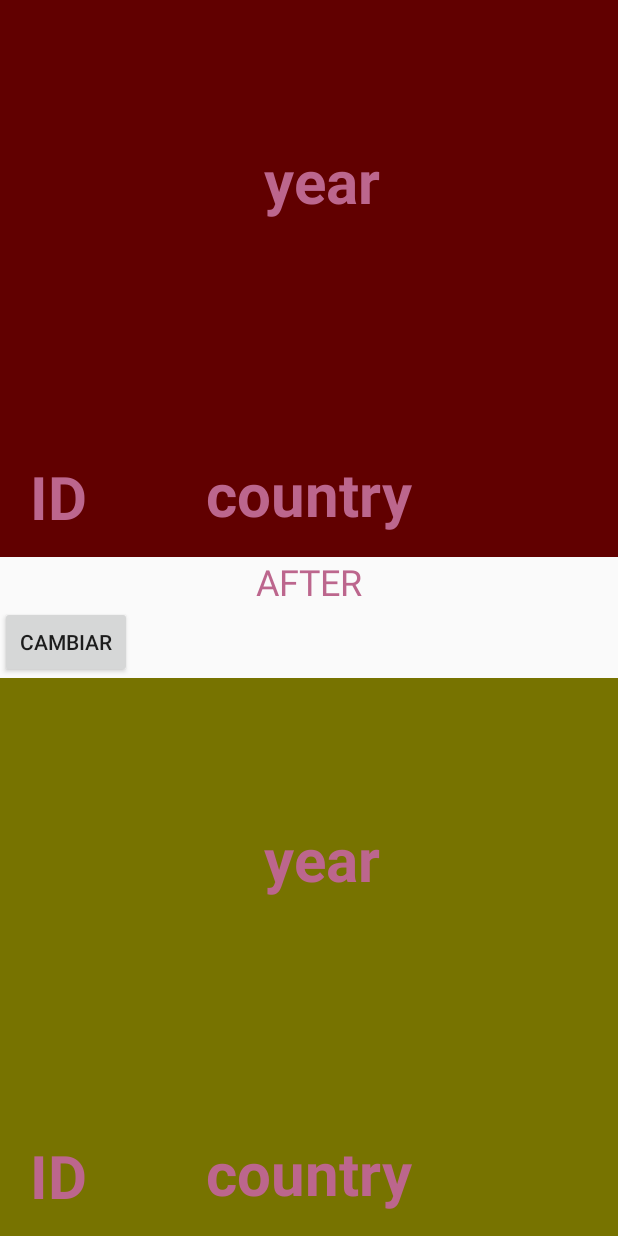
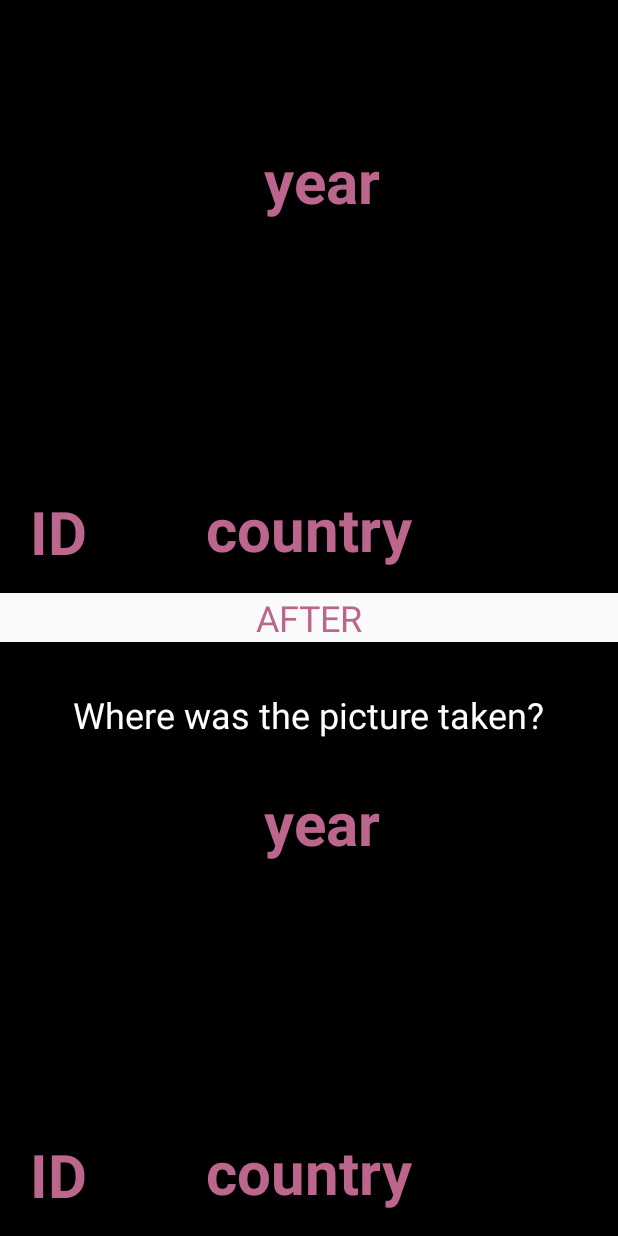
Before and after one commit to galvez306/AfterorBefore, an Android app: the GameActivity screen opened directly, with no data from a screen before it, after a tap on an icon or button, on a phone screen of 412 x 824 dp. Run offline under Robolectric (Android 15) with nearby library versions, the phone set to English and light mode, and no system bars; our stand-ins replace Firebase (no records; nobody signed in at launch, a user with empty details on screens opened directly); 3 statements that could not run were skipped; 1 other tap on this screen came first.

Commit message:
flags text added, background color changed and no important things done

```diff
--- a/app/src/main/java/com/creamcode/afterorbefore/GameActivity.java
+++ b/app/src/main/java/com/creamcode/afterorbefore/GameActivity.java
@@ -6,6 +6,7 @@ import androidx.fragment.app.Fragment;
 import androidx.fragment.app.FragmentTransaction;
 
 import android.content.Intent;
+import android.os.Build;
 import android.os.Bundle;
 import android.os.CountDownTimer;
 import android.os.Handler;
@@ -39,31 +40,17 @@ public class GameActivity extends AppCompatActivity implements GameView, Picture
 
     TextView tv_question;
 
-    //
-    Button btnCambiar;
-    //
-
-
     @Override
     protected void onCreate(Bundle savedInstanceState) {
         super.onCreate(savedInstanceState);
         setContentView(R.layout.activity_game);
+        FullScreencall();
 
         tv_question = findViewById(R.id.tv_question);
 
         gamePresenter = new GamePresenterImp(this);
         gamePresenter.getIds();
 
-        //
-        btnCambiar = findViewById(R.id.btn_cambiar);
-        btnCambiar.setOnClickListener(new View.OnClickListener() {
-            @Override
-            public void onClick(View view) {
-                pictureFragmentA.cargarFoto("5");
-            }
-        });
-
-        //
 
     }
 
@@ -108,4 +95,16 @@ public class GameActivity extends AppCompatActivity implements GameView, Picture
         tv_question.setText(question);
     }
 
+    public void FullScreencall() {
+        if(Build.VERSION.SDK_INT > 11 && Build.VERSION.SDK_INT < 19) { // lower api
+            View v = this.getWindow().getDecorView();
+            v.setSystemUiVisibility(View.GONE);
+        } else if(Build.VERSION.SDK_INT >= 19) {
+            //for new api versions.
+            View decorView = getWindow().getDecorView();
+            int uiOptions = View.SYSTEM_UI_FLAG_HIDE_NAVIGATION | View.SYSTEM_UI_FLAG_IMMERSIVE_STICKY;
+            decorView.setSystemUiVisibility(uiOptions);
+        }
+    }
+
 }
--- a/app/src/main/res/layout/activity_game.xml
+++ b/app/src/main/res/layout/activity_game.xml
@@ -12,7 +12,7 @@
         android:id="@+id/fl_picture_a"
         android:layout_width="match_parent"
         android:layout_height="wrap_content"
-        android:background="#610000"
+        android:background="@color/black"
         android:layout_weight="1" />
 
     <TextView
@@ -20,19 +20,15 @@
         android:layout_height="wrap_content"
         android:id="@+id/tv_question"
         android:gravity="center_horizontal"
+        android:text="example"
         android:textSize="24dp"
         android:textColor="@color/theme_dark_pink" />
-    <Button
-        android:layout_width="wrap_content"
-        android:layout_height="wrap_content"
-        android:id="@+id/btn_cambiar"
-        android:text="cambiar"/>
 
     <FrameLayout
         android:id="@+id/fl_picture_b"
         android:layout_width="match_parent"
         android:layout_height="wrap_content"
-        android:background="#777300"
+        android:background="@color/black"
         android:layout_weight="1" />
 
 </LinearLayout>
--- a/app/src/main/res/layout/fragment_picture.xml
+++ b/app/src/main/res/layout/fragment_picture.xml
@@ -82,11 +82,11 @@
         app:layout_constraintTop_toTopOf="parent">
 
         <LinearLayout
+            android:layout_width="wrap_content"
+            android:layout_height="wrap_content"
+            android:orientation="vertical"
+            android:gravity="center_horizontal"
             android:id="@+id/flags_layout"
-            android:layout_width="match_parent"
-            android:layout_height="wrap_content"
-            android:gravity="center_horizontal"
-            android:orientation="horizontal"
             android:visibility="invisible"
             app:layout_constraintBottom_toBottomOf="parent"
             app:layout_constraintEnd_toEndOf="parent"
@@ -95,10 +95,25 @@
             app:layout_constraintTop_toTopOf="parent"
             app:layout_constraintVertical_bias="0.075">
 
+            <TextView
+                android:layout_width="wrap_content"
+                android:layout_height="wrap_content"
+                android:text="Where was the picture taken?"
+                android:textColor="@color/white"
+                android:textSize="24dp"/>
+
+            <LinearLayout
+                android:layout_width="match_parent"
+                android:layout_height="wrap_content"
+                android:gravity="center_horizontal"
+                android:orientation="horizontal"
+                >
+
                 <ImageView
                     android:id="@+id/btn_flag_one"
                     android:layout_width="80dp"
                     android:layout_height="80dp"
+                    android:layout_marginEnd="20dp"
                     android:textColor="@android:color/transparent"
                     android:textSize="32sp" />
 
@@ -106,6 +121,7 @@
                     android:id="@+id/btn_flag_two"
                     android:layout_width="80dp"
                     android:layout_height="80dp"
+                    android:layout_marginEnd="20dp"
                     android:textColor="@android:color/transparent"
                     android:textSize="32sp" />
 
@@ -117,6 +133,8 @@
                     android:textSize="32sp" />
 
             </LinearLayout>
+        </LinearLayout>
+
     </androidx.constraintlayout.widget.ConstraintLayout>
 
 </androidx.constraintlayout.widget.ConstraintLayout>
```
Also changed, not shown: app/src/main/res/drawable/gif_load.gif (added). Lines whose indentation alone changed are shown as unchanged.
